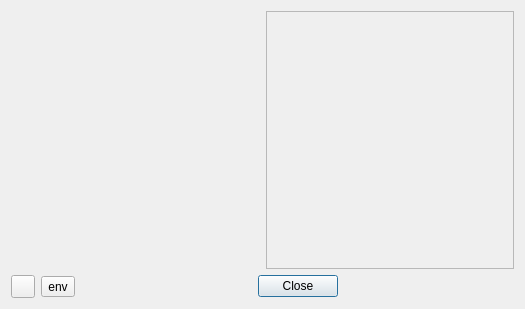
Qt form Qt/lib/mainwindow/aboutbox/src/ui/aboutbox.ui (RinatB2017/mega_GIT) before a commit.
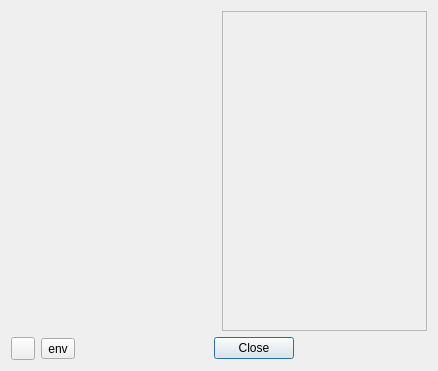
The same form after that commit. Icons and pictures are not drawn.

```diff
--- a/Qt/lib/mainwindow/aboutbox/src/ui/aboutbox.ui
+++ b/Qt/lib/mainwindow/aboutbox/src/ui/aboutbox.ui
@@ -6,8 +6,8 @@
    <rect>
     <x>0</x>
     <y>0</y>
-    <width>525</width>
-    <height>309</height>
+    <width>438</width>
+    <height>371</height>
    </rect>
   </property>
   <property name="windowTitle">
@@ -22,12 +22,6 @@
     <layout class="QHBoxLayout" name="horizontalLayout">
      <item>
       <widget class="QLabel" name="labelLogo">
-       <property name="minimumSize">
-        <size>
-         <width>247</width>
-         <height>250</height>
-        </size>
-       </property>
        <property name="pixmap">
         <pixmap resource="../../aboutbox.qrc">:/logo/pinguin.png</pixmap>
        </property>
```
Left out of the diff: 4 changed lines with no effect on the pictures.
